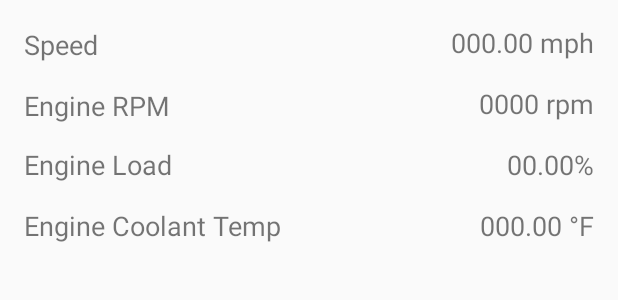
After one commit to parkerottaway/ASUOBD2App, an Android app: the layout display_metrics.xml on its own in the app's theme, with its tools: preview values and no code run, on a phone screen of 412 x 824 dp. The commit adds this screen. Shown: the top 300 px of the screen. Run offline under Robolectric (Android 15) with nearby library versions, the phone set to English and light mode, and no system bars.

Commit message:
Added more metrics.

```diff
--- a/app/build.gradle
+++ b/app/build.gradle
@@ -32,4 +32,5 @@ dependencies {
     testImplementation 'junit:junit:4.12'
     androidTestImplementation 'androidx.test.ext:junit:1.1.0'
     androidTestImplementation 'androidx.test.espresso:espresso-core:3.1.1'
+    implementation "org.jetbrains.anko:anko-common:0.8.3"
 }
--- a/app/src/main/AndroidManifest.xml
+++ b/app/src/main/AndroidManifest.xml
@@ -20,7 +20,8 @@
         android:supportsRtl="true"
         android:theme="@style/AppTheme"
         tools:ignore="GoogleAppIndexingWarning">
-        <activity android:name=".MainActivity">
+        <activity android:name=".MainActivity"
+            android:screenOrientation="portrait">
             <intent-filter>
                 <action android:name="android.intent.action.MAIN" />
 
--- /dev/null
+++ b/app/src/main/res/layout/display_metrics.xml
@@ -0,0 +1,106 @@
+<?xml version="1.0" encoding="utf-8"?>
+<androidx.constraintlayout.widget.ConstraintLayout xmlns:android="http://schemas.android.com/apk/res/android"
+    xmlns:app="http://schemas.android.com/apk/res-auto"
+    xmlns:tools="http://schemas.android.com/tools"
+    android:layout_width="match_parent"
+    android:layout_height="match_parent"
+    tools:context=".DisplayMetrics">
+
+    <TextView
+        android:id="@+id/textView2"
+        android:layout_width="wrap_content"
+        android:layout_height="wrap_content"
+        android:text="Speed"
+        android:textSize="18sp"
+        app:layout_constraintBottom_toBottomOf="parent"
+        app:layout_constraintHorizontal_bias="0.044"
+        app:layout_constraintLeft_toLeftOf="parent"
+        app:layout_constraintRight_toRightOf="parent"
+        app:layout_constraintTop_toTopOf="parent"
+        app:layout_constraintVertical_bias="0.022" />
+
+    <TextView
+        android:id="@+id/textView"
+        android:layout_width="113dp"
+        android:layout_height="23dp"
+        android:layout_marginStart="16dp"
+        android:layout_marginLeft="16dp"
+        android:layout_marginTop="16dp"
+        android:text="Engine RPM"
+        android:textSize="18sp"
+        app:layout_constraintStart_toStartOf="parent"
+        app:layout_constraintTop_toBottomOf="@+id/textView2" />
+
+    <TextView
+        android:id="@+id/textView3"
+        android:layout_width="wrap_content"
+        android:layout_height="wrap_content"
+        android:layout_marginStart="16dp"
+        android:layout_marginLeft="16dp"
+        android:layout_marginTop="16dp"
+        android:text="Engine Load"
+        android:textSize="18sp"
+        app:layout_constraintStart_toStartOf="parent"
+        app:layout_constraintTop_toBottomOf="@+id/textView" />
+
+    <TextView
+        android:id="@+id/textView4"
+        android:layout_width="wrap_content"
+        android:layout_height="wrap_content"
+        android:layout_marginStart="16dp"
+        android:layout_marginLeft="16dp"
+        android:layout_marginTop="16dp"
+        android:text="Engine Coolant Temp"
+        android:textSize="18sp"
+        app:layout_constraintStart_toStartOf="parent"
+        app:layout_constraintTop_toBottomOf="@+id/textView3" />
+
+    <TextView
+        android:id="@+id/textView5"
+        android:layout_width="wrap_content"
+        android:layout_height="wrap_content"
+        android:layout_marginTop="16dp"
+        android:layout_marginEnd="16dp"
+        android:layout_marginRight="16dp"
+        android:text="000.00 mph"
+        android:textSize="18sp"
+        app:layout_constraintEnd_toEndOf="parent"
+        app:layout_constraintTop_toTopOf="parent" />
+
+    <TextView
+        android:id="@+id/textView6"
+        android:layout_width="wrap_content"
+        android:layout_height="wrap_content"
+        android:layout_marginTop="16dp"
+        android:layout_marginEnd="16dp"
+        android:layout_marginRight="16dp"
+        android:text="0000 rpm"
+        android:textSize="18sp"
+        app:layout_constraintEnd_toEndOf="parent"
+        app:layout_constraintTop_toBottomOf="@+id/textView5" />
+
+    <TextView
+        android:id="@+id/textView7"
+        android:layout_width="wrap_content"
+        android:layout_height="wrap_content"
+        android:layout_marginTop="16dp"
+        android:layout_marginEnd="16dp"
+        android:layout_marginRight="16dp"
+        android:text="00.00%"
+        android:textSize="18sp"
+        app:layout_constraintEnd_toEndOf="parent"
+        app:layout_constraintTop_toBottomOf="@+id/textView6" />
+
+    <TextView
+        android:id="@+id/textView8"
+        android:layout_width="wrap_content"
+        android:layout_height="wrap_content"
+        android:layout_marginTop="16dp"
+        android:layout_marginEnd="16dp"
+        android:layout_marginRight="16dp"
+        android:text="000.00 °F"
+        android:textSize="18sp"
+        app:layout_constraintEnd_toEndOf="parent"
+        app:layout_constraintTop_toBottomOf="@+id/textView7" />
+
+</androidx.constraintlayout.widget.ConstraintLayout>
--- a/app/src/main/res/values/strings.xml
+++ b/app/src/main/res/values/strings.xml
@@ -1,3 +1,4 @@
 <resources>
     <string name="app_name">ASUOBD2App</string>
+    <string name="refresh">Refresh</string>
 </resources>
--- a/build.gradle
+++ b/build.gradle
@@ -8,7 +8,7 @@ buildscript {
 
     }
     dependencies {
-        classpath 'com.android.tools.build:gradle:3.5.1'
+        classpath 'com.android.tools.build:gradle:3.5.3'
         classpath "org.jetbrains.kotlin:kotlin-gradle-plugin:$kotlin_version"
         // NOTE: Do not place your application dependencies here; they belong
         // in the individual module build.gradle files
```
Also changed, not shown: app/src/main/java/com/example/asuobd2app/DisplayMetrics.kt (added, +14 -0 lines), app/src/main/java/com/example/asuobd2app/MainActivity.kt (+94 -95 lines), app/src/main/res/layout/activity_main.xml (+20 -92 lines).
